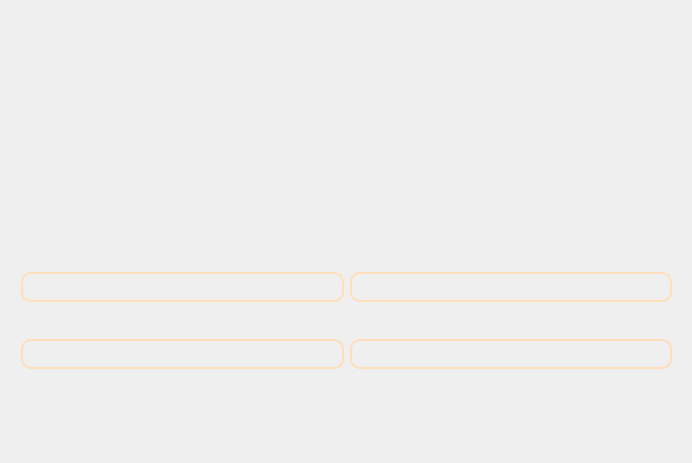
The window that game.ui (nhuhoainam/CSgo-dictionary) describes before a commit, drawn with Qt 5.
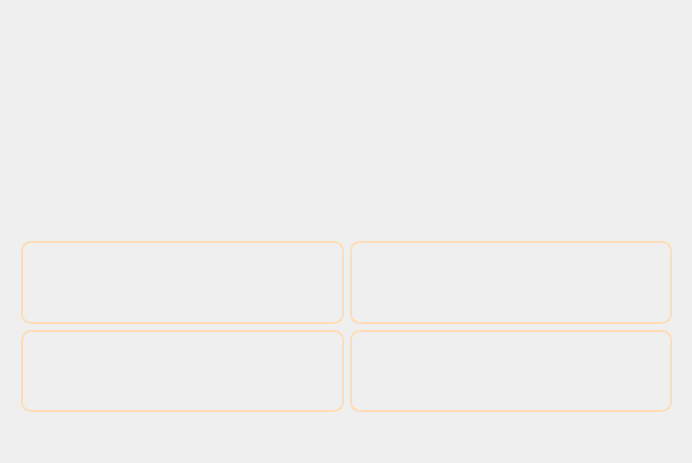
The same window after the commit. Custom widgets are drawn as their Qt base class.

Commit message: feat(game): connect game with API

The edit to the form file:
```diff
--- a/game.ui
+++ b/game.ui
@@ -10,6 +10,12 @@
     <height>463</height>
    </rect>
   </property>
+  <property name="sizePolicy">
+   <sizepolicy hsizetype="Preferred" vsizetype="Preferred">
+    <horstretch>0</horstretch>
+    <verstretch>0</verstretch>
+   </sizepolicy>
+  </property>
   <property name="windowTitle">
    <string>Form</string>
   </property>
@@ -48,33 +54,57 @@
          <x>10</x>
          <y>230</y>
          <width>651</width>
-         <height>161</height>
+         <height>171</height>
         </rect>
        </property>
        <layout class="QGridLayout" name="gridLayout">
         <item row="1" column="0">
          <widget class="TextWrapButton" name="ans1">
+          <property name="sizePolicy">
+           <sizepolicy hsizetype="Minimum" vsizetype="Expanding">
+            <horstretch>0</horstretch>
+            <verstretch>0</verstretch>
+           </sizepolicy>
+          </property>
           <property name="text">
            <string/>
           </property>
          </widget>
         </item>
         <item row="0" column="0">
-         <widget class="QPushButton" name="ans2">
+         <widget class="TextWrapButton" name="ans2">
+          <property name="sizePolicy">
+           <sizepolicy hsizetype="Preferred" vsizetype="Expanding">
+            <horstretch>0</horstretch>
+            <verstretch>0</verstretch>
+           </sizepolicy>
+          </property>
           <property name="text">
            <string/>
           </property>
          </widget>
         </item>
         <item row="0" column="1">
-         <widget class="QPushButton" name="ans3">
+         <widget class="TextWrapButton" name="ans3">
+          <property name="sizePolicy">
+           <sizepolicy hsizetype="Minimum" vsizetype="Expanding">
+            <horstretch>0</horstretch>
+            <verstretch>0</verstretch>
+           </sizepolicy>
+          </property>
           <property name="text">
            <string/>
           </property>
          </widget>
         </item>
         <item row="1" column="1">
-         <widget class="QPushButton" name="ans4">
+         <widget class="TextWrapButton" name="ans4">
+          <property name="sizePolicy">
+           <sizepolicy hsizetype="Minimum" vsizetype="Expanding">
+            <horstretch>0</horstretch>
+            <verstretch>0</verstretch>
+           </sizepolicy>
+          </property>
           <property name="text">
            <string/>
           </property>
```
Left out of the diff: 6 changed lines with no effect on the pictures. The commit also changes 6 other files.
